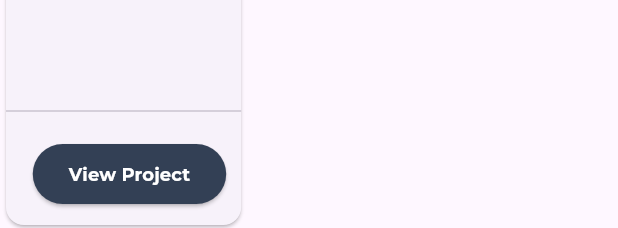
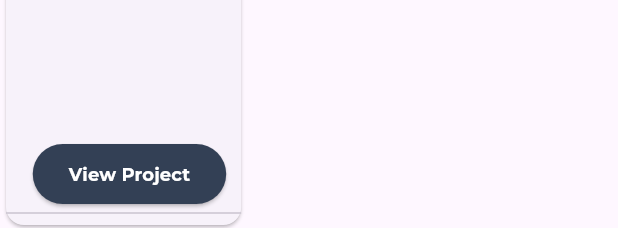
Before and after one commit to dcaayushd/Portfolio-App, a Flutter app: the ProjectWidget widget shown alone on an empty page, opened directly with sample values from the repository, on a phone screen of 412 x 824 dp. Shown: the part 1005-1233 px from the top of the screen. Run offline on Flutter 3.47's test engine with Material 3 defaults, Android fonts, the phone set to English and light mode, and no system bars; our stand-ins replace google_fonts.

Commit message:
Fixed Renderflow Errors

```diff
--- a/lib/data/data.dart
+++ b/lib/data/data.dart
@@ -47,8 +47,7 @@ List<Project> projectList = [
       link: "https://github.com/dcaayushd/Doctify"),
   Project(
       name: "Expensify",
-      description:
-          "Expensify is one stop solution to help you manage Family expenses in one place!",
+      description: "Expensify helps you manage Family expenses in one place",
       link: "https://github.com/dcaayushd/Expensify"),
   Project(
       name: "Travelify",
--- a/lib/screens/widgets/project_widget.dart
+++ b/lib/screens/widgets/project_widget.dart
@@ -1,20 +1,105 @@
+// import 'package:flutter/material.dart';
+// import 'package:portfolio/constants/constants.dart';
+// import 'package:portfolio/utils/extensions.dart';
+// import 'package:url_launcher/url_launcher.dart';
+// import '../../models/project_model.dart';
+
+// class ProjectWidget extends StatelessWidget {
+//   final Project projectData;
+//   const ProjectWidget({super.key, required this.projectData});
+
+//   @override
+//   Widget build(BuildContext context) {
+//     return SizedBox(
+//       width: context.screenConstraint().width * 0.4,
+//       child: Card(
+//         child: Column(crossAxisAlignment: CrossAxisAlignment.start, children: [
+//           Padding(
+//             padding: const EdgeInsets.all(10.0),
+//             child: Row(
+//               children: [
+//                 Icon(
+//                   Icons.build,
+//                   color: kGrey,
+//                   size: 18,
+//                 ),
+//                 const SizedBox(
+//                   width: 10,
+//                 ),
+//                 Text(
+//                   projectData.name,
+//                   style: kSectionTitleText,
+//                 ),
+//               ],
+//             ),
+//           ),
+//           Padding(
+//             padding: const EdgeInsets.symmetric(horizontal: 10),
+//             child: Text(
+//               projectData.description,
+//             ),
+//           ),
+//           const Spacer(),
+//           const Divider(),
+//           // Align(
+//           //   alignment: Alignment.bottomRight,
+//           //   child: Padding(
+//           //     padding: const EdgeInsets.all(10.0),
+//           //     child: ElevatedButton(
+//           //       onPressed: () async {
+//           //         //Launch project on GitHub
+//           //         final Uri url = Uri.parse(projectData.link);
+//           //         await launchUrl(url);
+//           //       },
+//           //       child: Text(
+//           //         "View Project",
+//           //         style: kSubTitleText.copyWith(color: Colors.white),
+//           //       ),
+//           //     ),
+//           //   ),
+//           // ),
+//           Positioned(
+//             bottom: 10,
+//             right: 10,
+//             child: ElevatedButton(
+//               onPressed: () async {
+//                 //Launch project on GitHub
+//                 final Uri url = Uri.parse(projectData.link);
+//                 await launchUrl(url);
+//               },
+//               child: Text(
+//                 "View Project",
+//                 style: kSubTitleText.copyWith(color: Colors.white),
+//               ),
+//             ),
+//           ),
+//         ]),
+//       ),
+//     );
+//   }
+// }
+
 import 'package:flutter/material.dart';
 import 'package:portfolio/constants/constants.dart';
 import 'package:portfolio/utils/extensions.dart';
 import 'package:url_launcher/url_launcher.dart';
-
 import '../../models/project_model.dart';
 
 class ProjectWidget extends StatelessWidget {
   final Project projectData;
-  const ProjectWidget({super. key, required this.projectData});
+
+  const ProjectWidget({super.key, required this.projectData});
 
   @override
   Widget build(BuildContext context) {
     return SizedBox(
       width: context.screenConstraint().width * 0.4,
       child: Card(
-        child: Column(crossAxisAlignment: CrossAxisAlignment.start, children: [
+        child: Stack(
+          children: [
+            Column(
+              crossAxisAlignment: CrossAxisAlignment.start,
+              children: [
                 Padding(
                   padding: const EdgeInsets.all(10.0),
                   child: Row(
@@ -41,7 +126,9 @@ class ProjectWidget extends StatelessWidget {
                   ),
                 ),
                 const Spacer(),
-          const Divider(),
+                const Divider(), // Moved the Divider here
+              ],
+            ),
             Align(
               alignment: Alignment.bottomRight,
               child: Padding(
@@ -59,7 +146,8 @@ class ProjectWidget extends StatelessWidget {
                 ),
               ),
             ),
-        ]),
+          ],
+        ),
       ),
     );
   }
```
Also changed, not shown: lib/screens/home_screen.dart (+22 -13 lines). Lines whose indentation alone changed are shown as unchanged.
